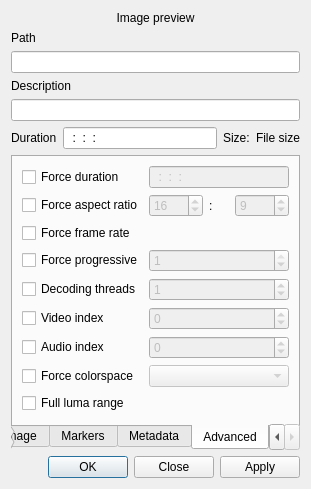
KDE/kdenlive, file src/widgets/clipproperties_ui.ui: the form before one commit.
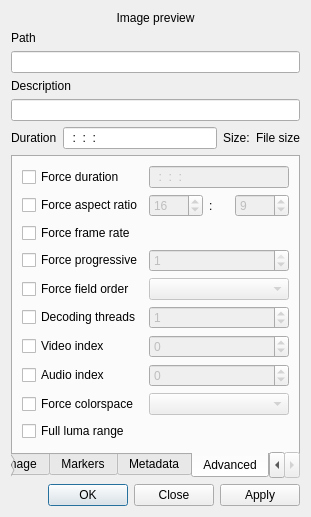
The form after the commit. The open tabs and pages were chosen to show the change. Custom widgets are drawn as their Qt base class.

Commit message: Add field order override in advanced clip properties.

What changed in the file:
```diff
--- a/src/widgets/clipproperties_ui.ui
+++ b/src/widgets/clipproperties_ui.ui
@@ -6,8 +6,8 @@
    <rect>
     <x>0</x>
     <y>0</y>
-    <width>306</width>
-    <height>478</height>
+    <width>308</width>
+    <height>507</height>
    </rect>
   </property>
   <property name="windowTitle">
@@ -751,6 +751,20 @@
          </item>
         </layout>
        </item>
+       <item row="4" column="1">
+        <widget class="QCheckBox" name="clip_force_fieldorder">
+         <property name="text">
+          <string>Force field order</string>
+         </property>
+        </widget>
+       </item>
+       <item row="4" column="2">
+        <widget class="KComboBox" name="clip_fieldorder">
+         <property name="enabled">
+          <bool>false</bool>
+         </property>
+        </widget>
+       </item>
       </layout>
      </widget>
     </widget>
```
The commit also changes 4 other files.
